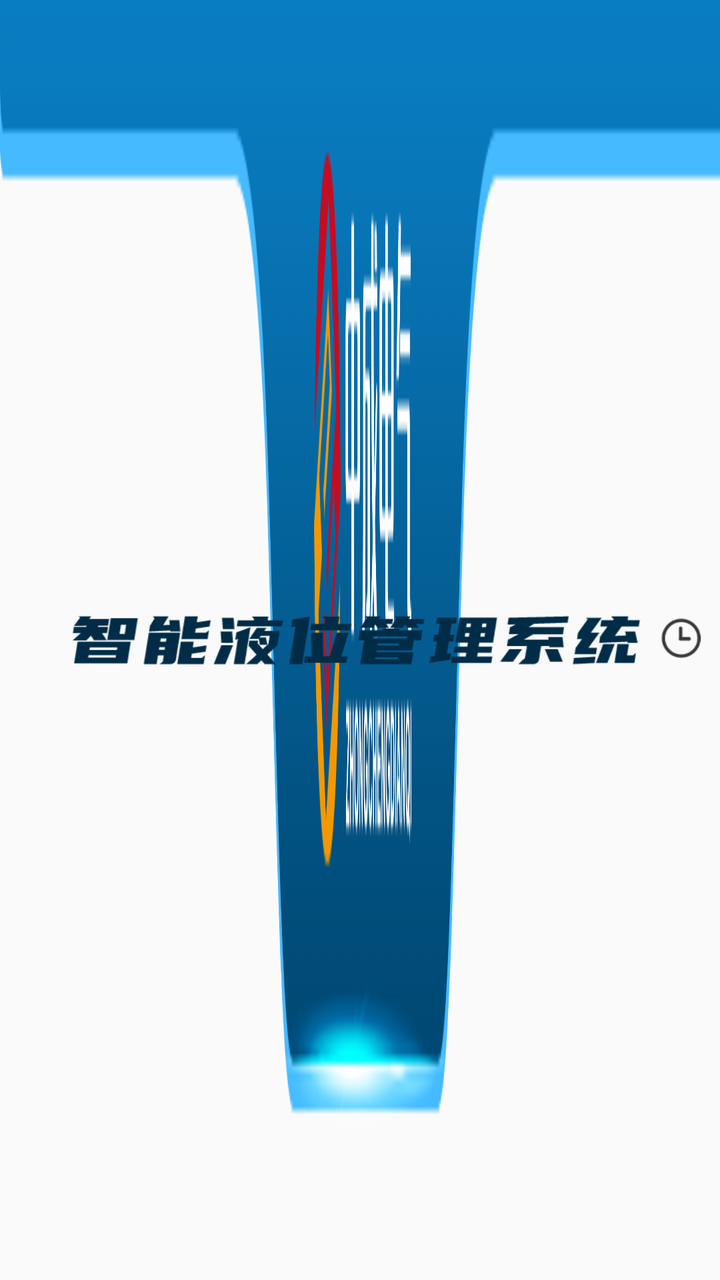
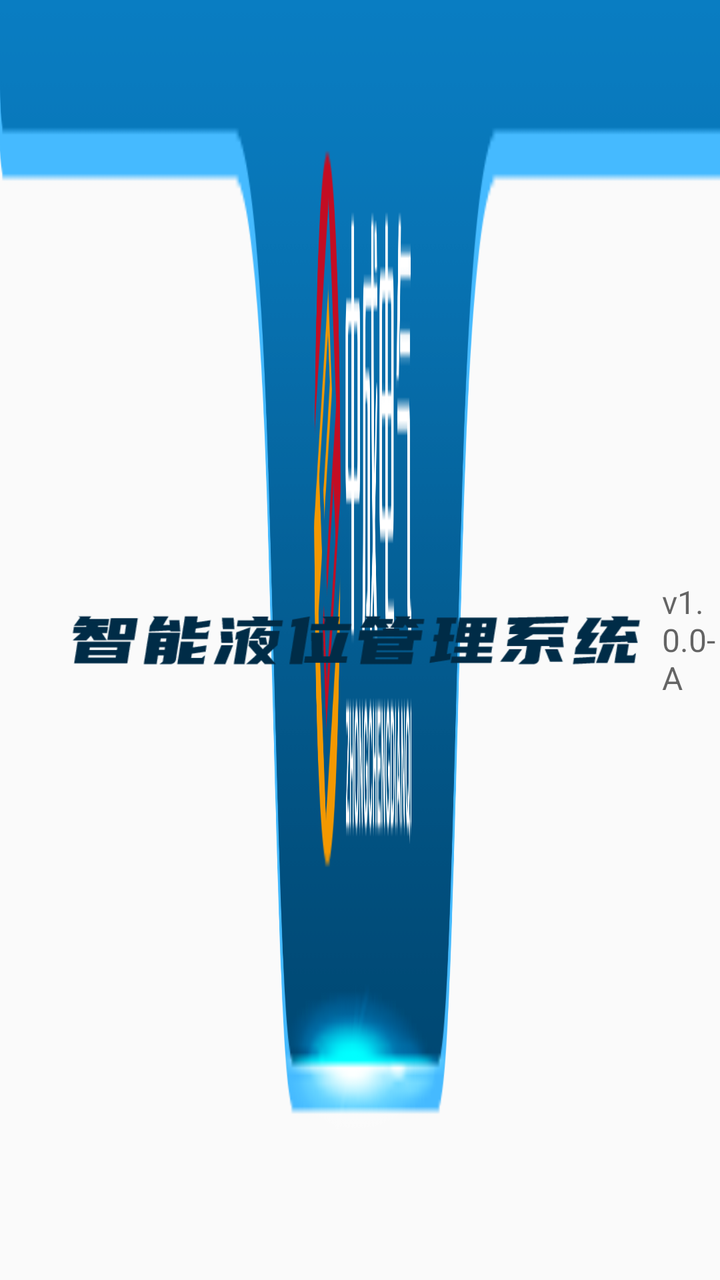

An Android layout rendered at two revisions. The XML below is the earlier revision; the diff shows what the commit changed to produce the second picture.
<!-- AndroidManifest.xml: application theme AppTheme -->
<!-- res/layout/layout_title_bar.xml -->
<?xml version="1.0" encoding="utf-8"?>
<layout>

    <data>
        <import type="com.sansen.yeweiyi.bean.SerialPortEntrity" />
        <variable
            name="viewModel"
            type="com.sansen.yeweiyi.bean.SerialPortEntrity" />

    </data>
<LinearLayout xmlns:android="http://schemas.android.com/apk/res/android"
    android:id="@+id/title_bar"
    android:layout_width="match_parent"
    android:layout_height="@dimen/dp_80"
    android:background="@drawable/sansen_top_title"
    android:orientation="horizontal" >

    

    

    <ImageView
        android:id="@+id/bar_iv_icon"
        android:layout_width="@dimen/dp_296"
        android:layout_height="@dimen/dp_35"
        android:scaleType="fitStart"
        android:background="@drawable/sansen_logo"
        android:layout_gravity="center_vertical"
        android:layout_marginLeft="30dp"/>
    <TextView
        android:id="@+id/bar_tv_title"
        style="@style/style_title"
        android:layout_width="0dp"
        android:layout_height="wrap_content"
        android:layout_centerInParent="true"
        android:layout_weight="8"
        android:drawablePadding="5dp"
        android:gravity="center"
        android:textColor="@color/red"
        android:singleLine="true"
        />


    <TextView
        android:visibility="gone"
        android:id="@+id/bar_tv_filter"
        android:layout_width="0dp"
        android:layout_height="50dp"
        android:layout_weight="2"
        android:paddingTop="12dp"
        android:background="@android:color/transparent"
        android:ellipsize="end"
        android:gravity="center"
        android:singleLine="true"
        android:text="@string/filter"
        android:textSize="20sp"
         />

    <TextView
        android:visibility="gone"
        android:id="@+id/bar_tv_right"
        android:layout_width="0dp"
        android:layout_height="50dp"
        android:paddingTop="12dp"
        android:layout_weight="8"
        android:background="@android:color/transparent"
        android:ellipsize="end"
        android:gravity="center"
        android:singleLine="true"

        android:textSize="20sp" />
    

    <ImageButton
        android:visibility="gone"
        android:id="@+id/bar_imbut_left"
        android:layout_width="0dp"
        android:layout_height="wrap_content"
        android:layout_weight="1.5"
        android:background="@android:color/transparent"
        android:paddingTop="12dp"
        android:src="@drawable/sansen_user_logo" />

    <TextView
        android:visibility="gone"
        android:id="@+id/bar_tv_left"
        android:layout_width="wrap_content"
        android:layout_height="50dp"
        android:background="@android:color/transparent"
        android:ellipsize="end"
        android:gravity="center_vertical"
        android:paddingTop="6dp"
        android:singleLine="true"
        android:paddingRight="30dp"
        android:textSize="20sp" />

    <TextView
        android:visibility="gone"
        android:id="@+id/bar_tv_unlogin"
        android:layout_width="0dp"
        android:layout_height="50dp"
        android:layout_weight="4"
        android:paddingTop="12dp"
        android:text="@string/Log_out"
        android:paddingRight="18dp"
        android:textSize="20sp" />
    <ImageView
        android:layout_gravity="center"
        android:layout_toLeftOf="@+id/main_time"
        android:id="@+id/iv_time"
        android:layout_width="@dimen/dp_30"
        android:layout_height="match_parent"
        android:layout_marginRight="@dimen/dp_5"
        android:src="@drawable/sj_1"
        />
    <TextView
        android:layout_marginRight="@dimen/dp_20"
        android:id="@+id/bar_tv_time"
        android:layout_width="wrap_content"
        android:gravity="center"
        android:layout_height="match_parent"
        android:hint="20260122"
        android:textColor="@color/black"
        android:text="@{viewModel.time}"
        android:paddingRight="@dimen/sp_21"
        android:textSize="@dimen/sp_24" />
</LinearLayout>
</layout>
<!-- resources referenced by this layout -->
<resources>
  <color name="black">#000000</color>
  <color name="red">#FF0000</color>
  <dimen name="dp_20">20dp</dimen>
  <dimen name="dp_296">296dp</dimen>
  <dimen name="dp_30">30dp</dimen>
  <dimen name="dp_35">35dp</dimen>
  <dimen name="dp_5">5dp</dimen>
  <dimen name="dp_80">80dp</dimen>
  <dimen name="sp_21">21sp</dimen>
  <dimen name="sp_24">24sp</dimen>
  <!-- drawable sansen_logo: png bitmap (drawable-mdpi, 13380 bytes) -->
  <!-- drawable sansen_top_title: png bitmap (drawable-mdpi, 53212 bytes) -->
  <!-- drawable sansen_user_logo: png bitmap (drawable-mdpi, 3626 bytes) -->
  <!-- drawable sj_1: png bitmap (drawable-mdpi, 2118 bytes) -->
  <string name="Log_out">|  注销</string>
  <string name="filter">筛选</string>
  <style name="style_title">
          <item name="android:textSize">20sp</item>
          <item name="android:textColor">@android:color/white</item>
      </style>
  <style name="AppTheme" parent="AppBaseTheme">
  
  
           <item name="android:windowIsTranslucent">true</item>
          <item name="android:windowNoTitle">true</item>
          <item name="android:windowFullscreen">true</item>
          <item name="android:windowAnimationStyle">@style/activityAnimation</item>
          <item name="android:windowTranslucentStatus">true</item>
          <item name="android:windowTranslucentNavigation">true</item>
      </style>
  <style name="AppBaseTheme" parent="android:Theme.Light">
  
          
      </style>
  <style name="activityAnimation" parent="@android:style/Animation">
          <item name="android:activityOpenEnterAnimation">@anim/slide_right_in</item>
          <item name="android:activityOpenExitAnimation">@anim/slide_left_out</item>
          <item name="android:activityCloseEnterAnimation">@anim/slide_left_in</item>
          <item name="android:activityCloseExitAnimation">@anim/slide_right_out</item>
      </style>
</resources>

<!-- the commit's change to res/layout/layout_title_bar.xml (unified diff, before → after) -->
@@ -17,8 +17,6 @@
 
     
 
-    
-
     <ImageView
         android:id="@+id/bar_iv_icon"
         android:layout_width="@dimen/dp_296"
@@ -27,6 +25,16 @@
         android:background="@drawable/sansen_logo"
         android:layout_gravity="center_vertical"
         android:layout_marginLeft="30dp"/>
+
+    <TextView
+        android:id="@+id/bar_tv_version"
+        android:layout_width="wrap_content"
+        android:layout_height="wrap_content"
+        android:layout_gravity="center_vertical"
+        android:layout_marginLeft="@dimen/dp_5"
+        android:textColor="@android:color/black"
+        android:textSize="@dimen/sp_16"
+        android:hint="v1.0.0-A"/>
     <TextView
         android:id="@+id/bar_tv_title"
         style="@style/style_title"
<!-- resource entries referenced after the edit -->
@@ -8,6 +8,7 @@
   <dimen name="dp_35">35dp</dimen>
   <dimen name="dp_5">5dp</dimen>
   <dimen name="dp_80">80dp</dimen>
+  <dimen name="sp_16">16sp</dimen>
   <dimen name="sp_21">21sp</dimen>
   <dimen name="sp_24">24sp</dimen>
   <!-- drawable sansen_logo: png bitmap (drawable-mdpi, 13380 bytes) -->
